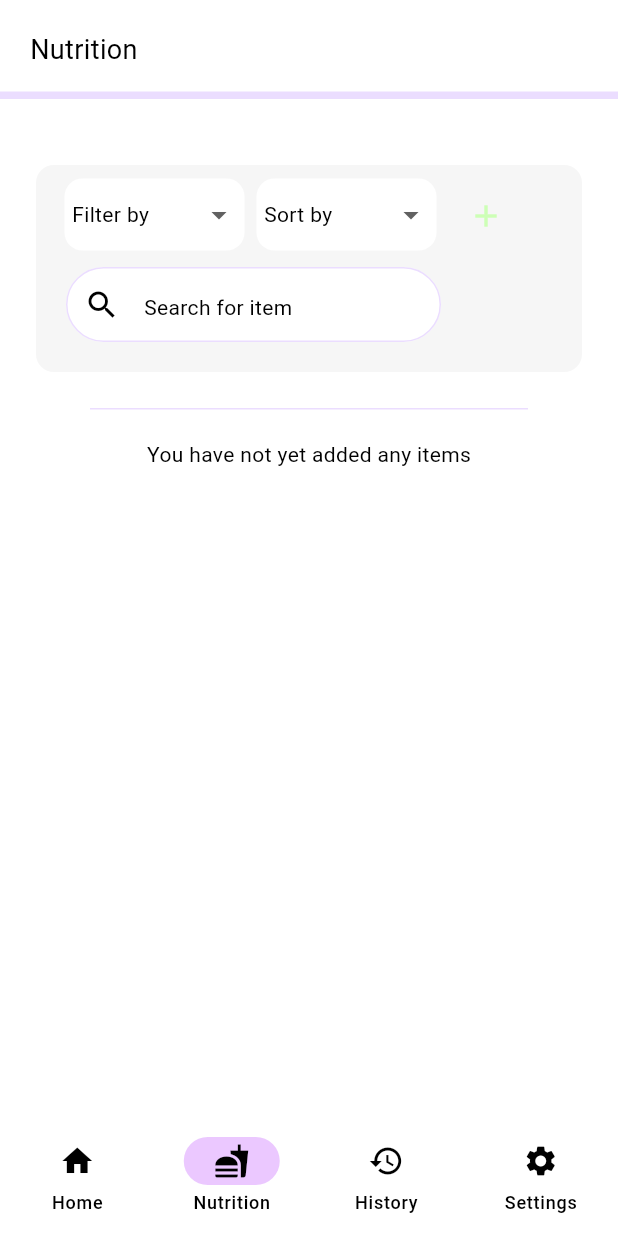
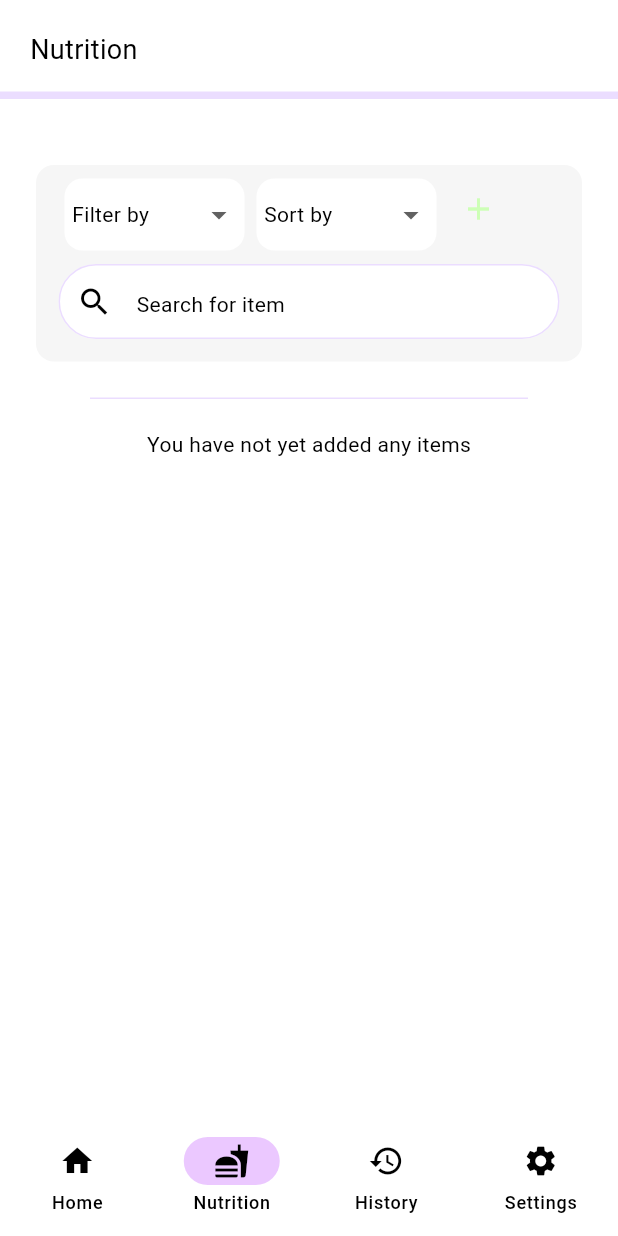
Before and after one commit to smstone0/Caloric, a Flutter app: the screen it shows after launch, item 2 of the bottom bar chosen, on a phone screen of 412 x 824 dp. Run offline on Flutter 3.47's test engine with Material 3 defaults, Android fonts, the phone set to English and light mode, and no system bars; our stand-ins replace sqflite; accounts and stored records are empty.

Commit message:
Refactor section separator

```diff
--- a/lib/pages/nutrition.dart
+++ b/lib/pages/nutrition.dart
@@ -15,66 +15,9 @@ class NutritionPage extends StatelessWidget {
 
   @override
   Widget build(BuildContext context) {
-    SystemChrome.setSystemUIOverlayStyle(SystemUiOverlayStyle(
-        statusBarColor: Theme.of(context).colorScheme.background));
-    return FutureBuilder<List<Nutrition>>(
-        future: NutritionDatabase().getNutrition(),
-        builder: (context, snapshot) {
-          if (snapshot.connectionState == ConnectionState.waiting) {
-            return Center(
-              child: CircularProgressIndicator(
-                  color: Theme.of(context).primaryColor),
-            );
-          } else if (snapshot.hasError) {
-            return Text('Error: ${snapshot.error}');
-          } else {
-            List<Nutrition> nutrition = snapshot.data!;
-            return NutritionPageContent(nutrition: nutrition);
-          }
-        });
-  }
-}
+    final ThemeData theme = Theme.of(context);
+    TextStyle style = DefaultTextStyle.of(context).style;
 
-class NutritionPageContent extends StatelessWidget {
-  const NutritionPageContent({super.key, required this.nutrition});
-
-  final List<Nutrition> nutrition;
-
-  @override
-  Widget build(BuildContext context) {
-    return FutureBuilder<Settings>(
-        future: SettingsDatabase().getSettings(),
-        builder: (context, snapshot) {
-          if (snapshot.connectionState == ConnectionState.waiting) {
-            return Center(
-              child: CircularProgressIndicator(
-                  color: Theme.of(context).primaryColor),
-            );
-          } else if (snapshot.hasError) {
-            return Text('Error: ${snapshot.error}');
-          } else {
-            Settings settings = snapshot.data!;
-            return ListView(
-              children: [
-                const Heading(text: "Nutrition"),
-                RefineSearch(settings: settings, id: nutrition.length),
-                const SectionSeparator(),
-                NutritionCards(nutrition: nutrition, settings: settings),
-              ],
-            );
-          }
-        });
-  }
-}
-
-class RefineSearch extends StatelessWidget {
-  const RefineSearch({super.key, required this.settings, required this.id});
-
-  final Settings settings;
-  final int id;
-
-  @override
-  Widget build(BuildContext context) {
     List<String> filterList = [
       'Food',
       'Drink',
@@ -89,34 +32,61 @@ class RefineSearch extends StatelessWidget {
       'A-Z',
       'Z-A'
     ];
-    TextStyle style = DefaultTextStyle.of(context).style;
-    return GreyCard(
+
+    SystemChrome.setSystemUIOverlayStyle(
+        SystemUiOverlayStyle(statusBarColor: theme.colorScheme.background));
+    return FutureBuilder<List<Nutrition>>(
+        future: NutritionDatabase().getNutrition(),
+        builder: (context, snapshot) {
+          if (snapshot.connectionState == ConnectionState.waiting) {
+            return Center(
+              child: CircularProgressIndicator(color: theme.primaryColor),
+            );
+          } else if (snapshot.hasError) {
+            return Text('Error: ${snapshot.error}');
+          } else {
+            List<Nutrition> nutrition = snapshot.data!;
+            return FutureBuilder<Settings>(
+                future: SettingsDatabase().getSettings(),
+                builder: (context, snapshot) {
+                  if (snapshot.connectionState == ConnectionState.waiting) {
+                    return Center(
+                      child:
+                          CircularProgressIndicator(color: theme.primaryColor),
+                    );
+                  } else if (snapshot.hasError) {
+                    return Text('Error: ${snapshot.error}');
+                  } else {
+                    Settings settings = snapshot.data!;
+                    return ListView(
+                      children: [
+                        const Heading(text: "Nutrition"),
+                        GreyCard(
                             child: Wrap(
+                          runSpacing: 5,
                           children: [
                             NutritionDropdown(
-            type: DropType.filter, list: filterList, display: 'Filter by'),
+                                type: DropType.filter,
+                                list: filterList,
+                                display: 'Filter by'),
                             NutritionDropdown(
-            type: DropType.sort, list: sortList, display: 'Sort by'),
-        Padding(
-          padding: const EdgeInsets.fromLTRB(5, 5, 0, 5),
-          // TODO: 46 x 80
-          child: IconButton(
+                                type: DropType.sort,
+                                list: sortList,
+                                display: 'Sort by'),
+                            IconButton(
                               onPressed: () {
                                 Navigator.of(context).push(
                                   MaterialPageRoute(
-                  builder: (context) =>
-                      AddNutritionPage(settings: settings, id: id),
+                                    builder: (context) => AddNutritionPage(
+                                        settings: settings,
+                                        id: nutrition.length),
                                   ),
                                 );
                               },
                               icon: const Icon(Icons.add),
                               color: const Color.fromRGBO(205, 255, 182, 1),
                             ),
-        ),
-        Padding(
-          padding: const EdgeInsets.fromLTRB(5, 5, 0, 5),
-          child: SizedBox(
-            width: 250,
+                            SizedBox(
                               height: 50,
                               child: TextField(
                                 cursorColor: Colors.black,
@@ -129,26 +99,35 @@ class RefineSearch extends StatelessWidget {
                                     borderRadius: BorderRadius.circular(45),
                                     borderSide: BorderSide(
                                       width: 1,
-                    color: Theme.of(context).primaryColor,
+                                      color: theme.primaryColor,
                                     ),
                                   ),
                                   focusedBorder: OutlineInputBorder(
                                     borderRadius: BorderRadius.circular(45),
                                     borderSide: BorderSide(
                                       width: 2,
-                    color: Theme.of(context).primaryColor,
+                                      color: theme.primaryColor,
                                     ),
                                   ),
                                 ),
                                 onSubmitted: (value) {},
                               ),
                             ),
-        ),
                           ],
-    ));
+                        )),
+                        const SectionSeparator(),
+                        NutritionCards(
+                            nutrition: nutrition, settings: settings),
+                      ],
+                    );
+                  }
+                });
+          }
+        });
   }
 }
 
+//TODO: Combine settings and nutrition dropdowns
 class NutritionDropdown extends StatefulWidget {
   const NutritionDropdown(
       {super.key,
--- a/lib/pages/today.dart
+++ b/lib/pages/today.dart
@@ -119,8 +119,7 @@ class TodayPage extends StatelessWidget {
                               onPressed: () {
                                 callback();
                               },
-                              colour:
-                                  Theme.of(context).cardColor.withOpacity(1),
+                              colour: theme.cardColor.withOpacity(1),
                               size: Size.large),
                         ],
                       ),
--- a/lib/widgets/section_separator.dart
+++ b/lib/widgets/section_separator.dart
@@ -8,15 +8,10 @@ class SectionSeparator extends StatelessWidget {
   @override
   Widget build(BuildContext context) {
     return Padding(
-      padding: const EdgeInsets.only(top: 20, bottom: 20),
-      child: SizedBox(
+      padding: const EdgeInsets.fromLTRB(60, 20, 60, 20),
+      child: Container(
         height: 1,
-        child: Padding(
-          padding: const EdgeInsets.only(left: 60, right: 60),
-          child: Container(
-            color: Theme.of(context).primaryColor,
-          ),
-        ),
+        color: Theme.of(context).primaryColor,
       ),
     );
   }
```
Lines whose indentation alone changed are shown as unchanged.
